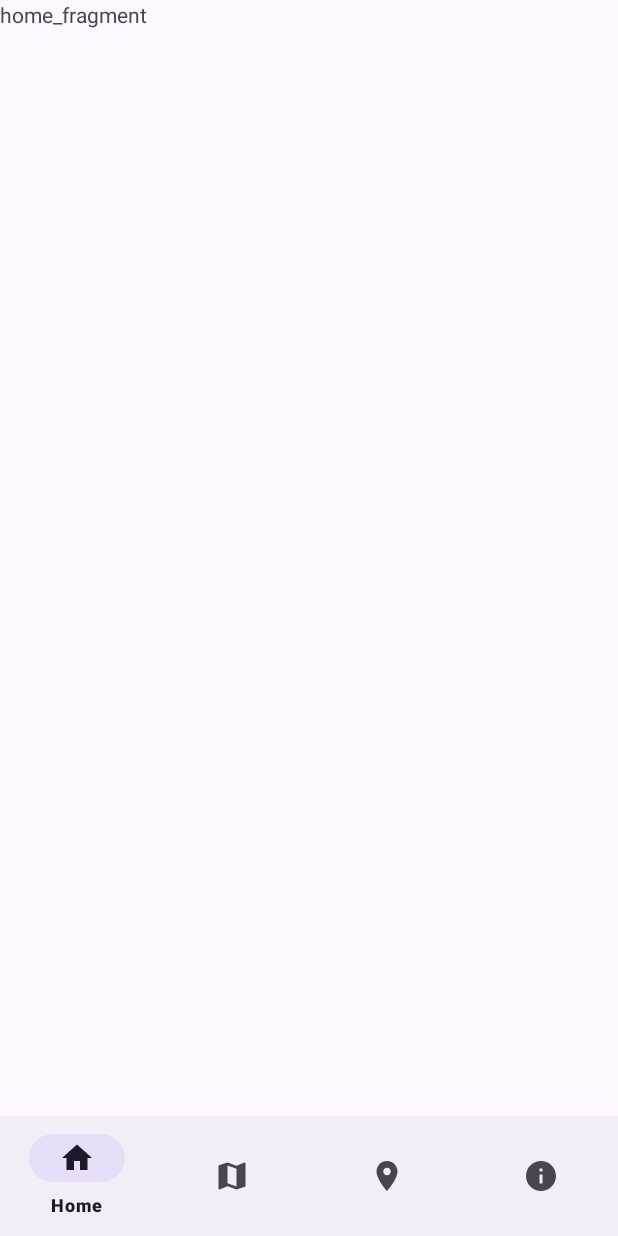
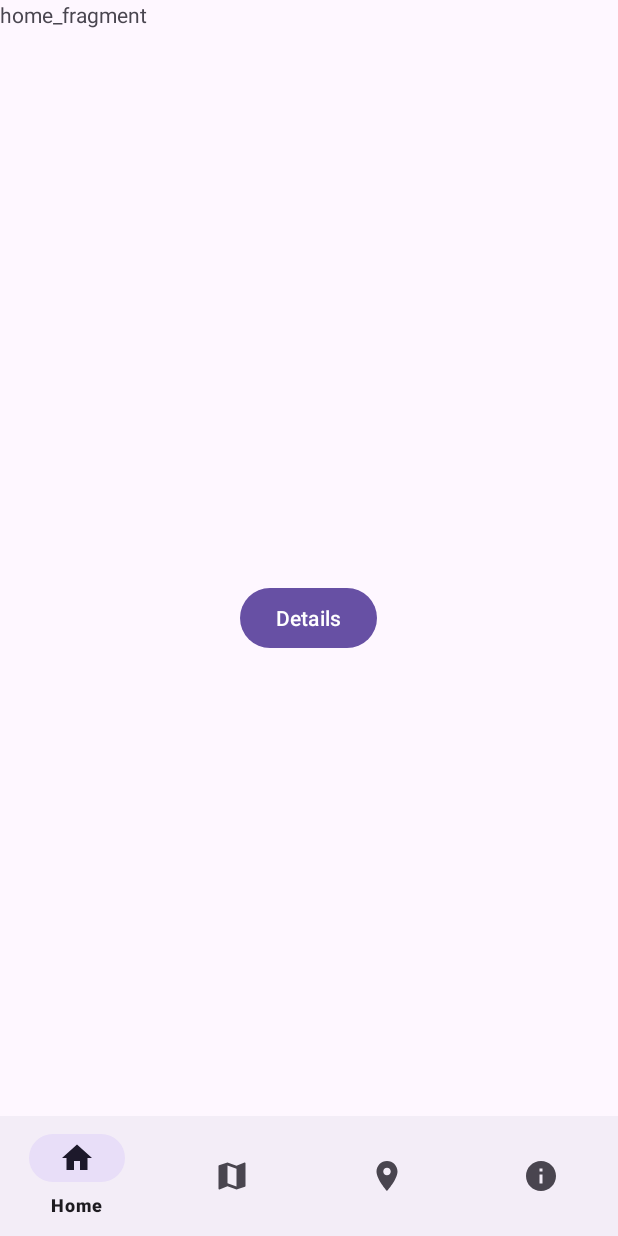
Before and after one commit to Kreutxer/Rewind-AKB-Test, an Android app: the MainActivity screen opened directly, with no data from a screen before it, on a phone screen of 412 x 824 dp. Run offline under Robolectric (Android 15) with nearby library versions, the phone set to English and light mode, and no system bars.

Commit message:
add new activity for viewpager

```diff
--- a/app/src/main/java/com/example/try1/MainActivity.java
+++ b/app/src/main/java/com/example/try1/MainActivity.java
@@ -4,9 +4,13 @@ import androidx.annotation.NonNull;
 import androidx.appcompat.app.AppCompatActivity;
 import androidx.fragment.app.Fragment;
 
+import android.content.Intent;
 import android.os.Bundle;
 import android.view.MenuItem;
+import android.view.View;
+import android.widget.Button;
 
+import com.example.try1.ui.ViewPager.ViewPagerActivity;
 import com.example.try1.ui.home.homeFragment;
 import com.example.try1.ui.info.infoFragment;
 import com.example.try1.ui.map.MapsFragment;
@@ -22,6 +26,14 @@ public class MainActivity extends AppCompatActivity implements BottomNavigationV
         loadFragment(new homeFragment());
         BottomNavigationView bottomNavigationView = findViewById(R.id.botnav);
         bottomNavigationView.setOnNavigationItemSelectedListener(this);
+
+        Button button = (Button) findViewById(R.id.details);
+        button.setOnClickListener(new View.OnClickListener() {
+            public void onClick(View v) {
+                Intent intent = new Intent(MainActivity.this, ViewPagerActivity.class);
+                startActivity(intent);
+            }
+        });
     }
 
     private boolean loadFragment(Fragment fragment) {
--- a/app/src/main/java/com/example/try1/ui/map/MapsFragment.java
+++ b/app/src/main/java/com/example/try1/ui/map/MapsFragment.java
@@ -6,6 +6,7 @@ import android.content.pm.PackageManager;
 import android.location.Location;
 import android.location.LocationListener;
 import android.location.LocationManager;
+import android.os.Build;
 import android.os.Bundle;
 import android.view.LayoutInflater;
 import android.view.View;
@@ -18,6 +19,7 @@ import com.google.android.libraries.places.api.Places;
 
 import androidx.annotation.NonNull;
 import androidx.annotation.Nullable;
+import androidx.annotation.RequiresApi;
 import androidx.core.app.ActivityCompat;
 import androidx.fragment.app.Fragment;
 
@@ -70,6 +72,7 @@ public class MapsFragment extends Fragment implements OnMapReadyCallback {
         }
     }
 
+    @RequiresApi(api = Build.VERSION_CODES.S)
     @Override
     public void onMapReady(GoogleMap map) {
         googleMap = map;
@@ -80,6 +83,7 @@ public class MapsFragment extends Fragment implements OnMapReadyCallback {
     }
 
     //method get current location
+    @RequiresApi(api = Build.VERSION_CODES.S)
     private void getCurrentLocation() {
         locationManager = (LocationManager) getActivity().getSystemService(Context.LOCATION_SERVICE);
         locationListener = new LocationListener() {
@@ -115,7 +119,7 @@ public class MapsFragment extends Fragment implements OnMapReadyCallback {
             return;
         }
 
-        locationManager.requestLocationUpdates(LocationManager.GPS_PROVIDER, 0, 0, locationListener);
+        locationManager.requestLocationUpdates(LocationManager.FUSED_PROVIDER, 1000, 10, locationListener);
     }
 
 
--- a/app/src/main/java/com/example/try1/ui/myLocFrag/MyLocFrag.java
+++ b/app/src/main/java/com/example/try1/ui/myLocFrag/MyLocFrag.java
@@ -2,6 +2,7 @@ package com.example.try1.ui.myLocFrag;
 
 import androidx.annotation.NonNull;
 import androidx.annotation.Nullable;
+import androidx.annotation.RequiresApi;
 import androidx.core.app.ActivityCompat;
 import androidx.fragment.app.Fragment;
 
@@ -11,6 +12,7 @@ import android.content.pm.PackageManager;
 import android.location.Location;
 import android.location.LocationListener;
 import android.location.LocationManager;
+import android.os.Build;
 import android.os.Bundle;
 import android.view.LayoutInflater;
 import android.view.View;
@@ -53,6 +55,7 @@ public class MyLocFrag extends Fragment implements OnMapReadyCallback {
         }
     }
 
+    @RequiresApi(api = Build.VERSION_CODES.S)
     @Override
     public void onMapReady(@NonNull GoogleMap map) {
         gmap = map;
@@ -61,6 +64,7 @@ public class MyLocFrag extends Fragment implements OnMapReadyCallback {
         getMyLocation();
     }
 
+    @RequiresApi(api = Build.VERSION_CODES.S)
     private void getMyLocation() {
         locManager = (LocationManager)  requireActivity().getSystemService(Context.LOCATION_SERVICE);
         locListen = new LocationListener() {
@@ -95,6 +99,6 @@ public class MyLocFrag extends Fragment implements OnMapReadyCallback {
             ActivityCompat.requestPermissions(getActivity(), new String[]{Manifest.permission.ACCESS_FINE_LOCATION}, 1);
             return;
         }
-        locManager.requestLocationUpdates(LocationManager.GPS_PROVIDER, 0, 0, locListen);
+        locManager.requestLocationUpdates(LocationManager.FUSED_PROVIDER, 1000, 10, locListen);
     }
 }
--- a/app/src/main/res/layout/activity_main.xml
+++ b/app/src/main/res/layout/activity_main.xml
@@ -9,8 +9,20 @@
     <FrameLayout
         android:layout_width="match_parent"
         android:layout_height="match_parent"
-        android:id="@+id/frameLay"
-        />
+        android:id="@+id/frameLay">
+        <RelativeLayout
+            android:layout_width="match_parent"
+            android:layout_height="match_parent">
+            <Button
+                android:layout_width="wrap_content"
+                android:layout_height="wrap_content"
+                android:layout_centerHorizontal="true"
+                android:layout_centerVertical="true"
+                android:id="@+id/details"
+                android:text="Details"/>
+        </RelativeLayout>
+
+    </FrameLayout>
 
     <com.google.android.material.bottomnavigation.BottomNavigationView
         android:id="@+id/botnav"
```
Also changed, not shown: app/src/main/AndroidManifest.xml (+7 -5 lines), app/src/main/java/com/example/try1/ui/ViewPager/ViewPagerActivity.java (added, +14 -0 lines), app/src/main/res/layout/activity_view_pager.xml (added, +10 -0 lines).
